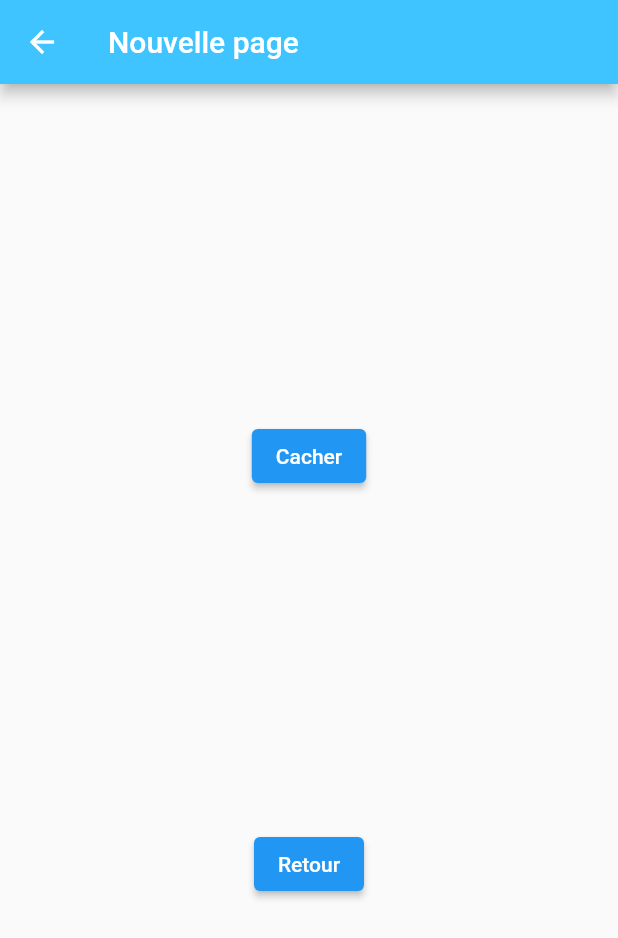
After one commit to Hurtrelle-Romain/pop_up_nav, a Flutter app: the screen it shows after launch, after a tap on "Passer à la page suivante", on a phone screen of 412 x 824 dp. The commit adds this screen. Shown: the top 938 px of the screen. Run offline on Flutter 3.47's test engine with Material 2 defaults, Android fonts, the phone set to English and light mode, and no system bars.

Commit message:
"first commit"

```diff
--- /dev/null
+++ b/lib/next.dart
@@ -0,0 +1,41 @@
+import 'package:flutter/material.dart';
+
+class Next extends StatefulWidget {
+  final color;
+
+  Next({required this.color});
+
+  @override
+  NextState createState() => NextState();
+
+}
+
+class NextState extends State<Next> {
+
+  bool  showApp = true;
+  @override
+  Widget build(BuildContext context) {
+    return Scaffold(
+        appBar: (showApp) ? AppBar(
+          title: Text('Nouvelle page'),
+          backgroundColor: widget.color,
+        ): null,
+        body: Center(
+          child: Column(
+            mainAxisAlignment: MainAxisAlignment.spaceEvenly,
+            mainAxisSize: MainAxisSize.max,
+            children: [
+              ElevatedButton(onPressed: () {
+                setState(() {
+                  showApp = !showApp;
+                });
+              }, child: Text((showApp) ? "Cacher" : "Montrer")),
+              ElevatedButton(onPressed: (() => Navigator.of(context).pop()), child: Text("Retour")),
+            ],
+          ),
+        )
+    );
+  }
+
+
+}
```
Also changed, not shown: lib/main.dart (+69 -29 lines).
